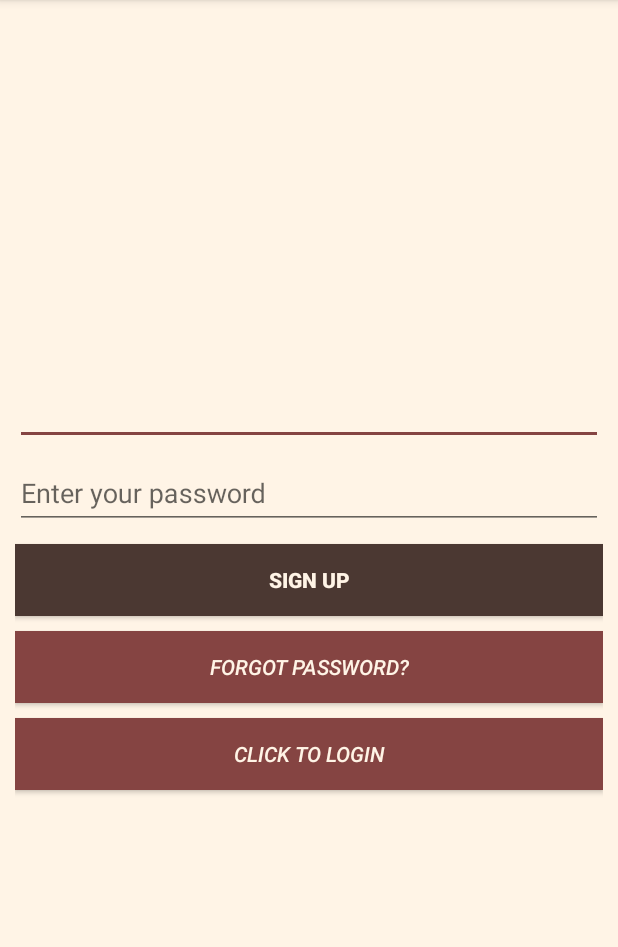
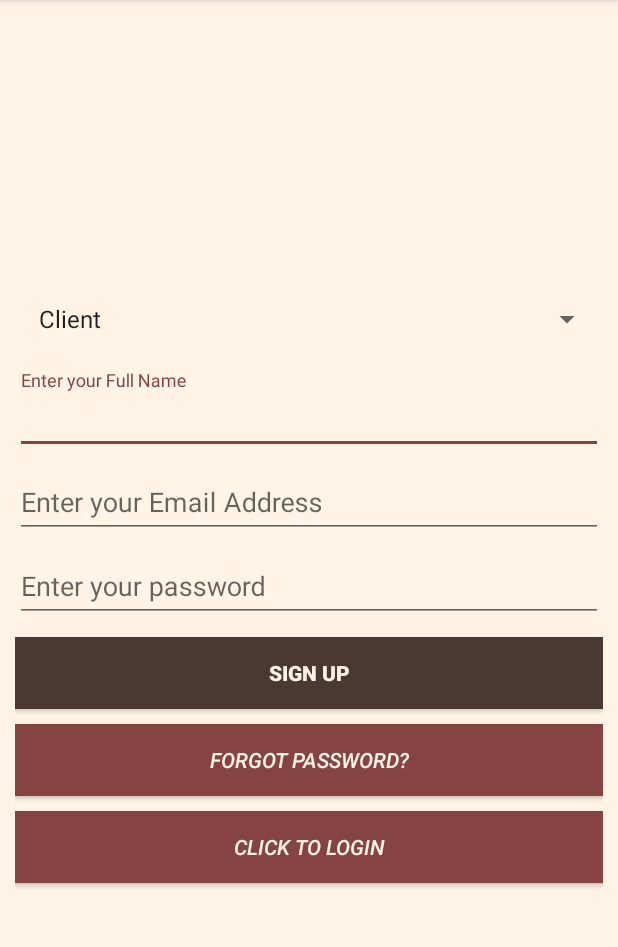
Before and after one commit to paolojulian/VulcaniceAndroid, an Android app: the SignUpActivity screen opened directly, with no data from a screen before it, after a tap on "SIGN UP", on a phone screen of 412 x 824 dp, the part 84-1031 px from its top. Run offline under Robolectric (Android 15) with nearby library versions, the phone set to English and light mode, and no system bars; our stand-ins replace Firebase (no records; nobody signed in at launch, a user with empty details on screens opened directly).

Commit message:
Merge https://github.com/scottypipz/VulcaniceAndroid
# Conflicts:
#	app/src/main/java/com/vulcanice/vulcanice/ListShops.java

```diff
--- a/app/src/main/java/com/vulcanice/vulcanice/SignUpActivity.java
+++ b/app/src/main/java/com/vulcanice/vulcanice/SignUpActivity.java
@@ -6,23 +6,34 @@ import android.support.annotation.NonNull;
 import android.support.v7.app.AppCompatActivity;
 import android.text.TextUtils;
 import android.view.View;
+import android.widget.ArrayAdapter;
 import android.widget.Button;
 import android.widget.EditText;
 import android.widget.ProgressBar;
+import android.widget.Spinner;
 import android.widget.Toast;
 
+import com.google.android.gms.auth.api.Auth;
 import com.google.android.gms.tasks.OnCompleteListener;
 import com.google.android.gms.tasks.Task;
+import com.google.firebase.auth.AuthCredential;
 import com.google.firebase.auth.AuthResult;
+import com.google.firebase.auth.EmailAuthProvider;
 import com.google.firebase.auth.FirebaseAuth;
+import com.google.firebase.auth.FirebaseUser;
+import com.google.firebase.database.FirebaseDatabase;
+import com.vulcanice.vulcanice.Model.VCN_User;
+
+import org.w3c.dom.Text;
 
 /**
  * Created by paolo on 5/2/18.
  */
 
 public class SignUpActivity extends AppCompatActivity {
-    private EditText email, password;
+    private EditText email, password, name;
     private Button btnLinkToSignIn, btnSignUp, btnResetPassword;
+    private Spinner userType;
     private ProgressBar progressBar;
     private FirebaseAuth auth;
 
@@ -35,9 +46,11 @@ public class SignUpActivity extends AppCompatActivity {
         btnLinkToSignIn = (Button) findViewById(R.id.btn_sign_in);
         btnSignUp = (Button) findViewById(R.id.btn_sign_up);
         btnResetPassword = (Button) findViewById(R.id.btn_reset_password);
+        name = (EditText) findViewById(R.id.signup_name);
         email = (EditText) findViewById(R.id.signup_email);
         password = (EditText) findViewById(R.id.signup_password);
         progressBar = (ProgressBar) findViewById(R.id.progress_bar);
+        populateUserType();
 
         btnResetPassword.setOnClickListener(new View.OnClickListener(){
             @Override
@@ -56,8 +69,10 @@ public class SignUpActivity extends AppCompatActivity {
         btnSignUp.setOnClickListener(new View.OnClickListener(){
             @Override
             public void onClick(View v) {
-                String inputEmail = email.getText().toString().trim();
-                String inputPassword = password.getText().toString().trim();
+                final String inputName = name.getText().toString().trim();
+                final String inputEmail = email.getText().toString().trim();
+                final String inputPassword = password.getText().toString().trim();
+                final String inputUserType = userType.getSelectedItem().toString();
 
                 if (TextUtils.isEmpty(inputEmail)) {
                     Toast.makeText(getApplicationContext(), "Enter email address!", Toast.LENGTH_SHORT).show();
@@ -71,17 +86,17 @@ public class SignUpActivity extends AppCompatActivity {
                     Toast.makeText(getApplicationContext(), "Password too short, enter a minimum of 6 characters!", Toast.LENGTH_SHORT).show();
                     return;
                 }
+                if (TextUtils.isEmpty(inputUserType)) {
+                    Toast.makeText(getApplicationContext(), "Please select a user type", Toast.LENGTH_SHORT).show();
+                    return;
+                }
+
 
                 progressBar.setVisibility(View.VISIBLE);
                 auth.createUserWithEmailAndPassword(inputEmail, inputPassword)
                         .addOnCompleteListener(SignUpActivity.this, new OnCompleteListener<AuthResult>() {
                             @Override
                             public void onComplete(@NonNull Task<AuthResult> task) {
-                                Toast.makeText(
-                                        SignUpActivity.this,
-                                        "createUserWithEmail:onComplete " + task.isSuccessful(),
-                                        Toast.LENGTH_SHORT
-                                ).show();
                                 progressBar.setVisibility(View.GONE);
 
                                 if ( ! task.isSuccessful()) {
@@ -90,14 +105,59 @@ public class SignUpActivity extends AppCompatActivity {
                                             "Authentication Failed!",
                                             Toast.LENGTH_SHORT
                                     ).show();
-                                } else {
-                                    startActivity(new Intent(SignUpActivity.this, MainActivity.class));
-                                    finish();
+                                    return;
                                 }
+                                AuthCredential credential = EmailAuthProvider.getCredential(inputEmail, inputPassword);
+                                setAdditionalFields(
+                                    new VCN_User(
+                                        inputName,
+                                        inputEmail,
+                                        inputUserType
+                                    ),
+                                    credential
+                                );
+                                finish();
                             }
                         });
             }
         });
+    }
+
+    protected void setAdditionalFields(VCN_User user, final AuthCredential credential) {
+        FirebaseDatabase.getInstance().getReference("Users")
+                .child(FirebaseAuth.getInstance().getCurrentUser().getUid())
+                .setValue(user).addOnCompleteListener(new OnCompleteListener<Void>() {
+            @Override
+            public void onComplete(@NonNull Task<Void> task) {
+                if ( ! task.isSuccessful())
+                {
+                    Toast.makeText(
+                            SignUpActivity.this,
+                            "Authentication Failed!",
+                            Toast.LENGTH_SHORT
+                    ).show();
+                    final FirebaseUser user = FirebaseAuth.getInstance().getCurrentUser();
+                    user.reauthenticate(credential)
+                            .addOnCompleteListener(new OnCompleteListener<Void>() {
+                                @Override
+                                public void onComplete(@NonNull Task<Void> task) {
+                                    user.delete();
+                                }
+                            });
+                }
+                Toast.makeText(SignUpActivity.this, "Registration Successful", Toast.LENGTH_SHORT).show();
+                startActivity(new Intent(SignUpActivity.this, MainActivity.class));
+                finish();
+            }
+        });
+    }
+
+    protected void populateUserType() {
+        userType = (Spinner) findViewById(R.id.user_type);
+        ArrayAdapter<CharSequence> adapter = ArrayAdapter.createFromResource(this,
+                R.array.vcn_user_types, android.R.layout.simple_list_item_activated_1);
+        userType.setAdapter(adapter);
+        userType.setSelection(0);
     }
     @Override
     protected void onResume() {
--- a/app/src/main/res/layout/activity_signup.xml
+++ b/app/src/main/res/layout/activity_signup.xml
@@ -11,11 +11,35 @@
         android:padding="10dp"
         android:layout_height="fill_parent">
 
+        <Spinner
+            android:id="@+id/user_type"
+            android:layout_marginTop="10dp"
+            android:layout_marginBottom="10dp"
+            android:layout_width="fill_parent"
+            android:layout_height="wrap_content"></Spinner>
+
+        <android.support.design.widget.TextInputLayout
+            android:layout_height="wrap_content"
+            android:layout_width="match_parent">
+            <EditText
+                android:id="@+id/signup_name"
+                android:focusableInTouchMode="true"
+                android:maxLines="1"
+                android:hint="@string/vcn_name_hint"
+                android:textColor="@color/colorPrimaryDark"
+                android:layout_width="match_parent"
+                android:layout_height="wrap_content"/>
+        </android.support.design.widget.TextInputLayout>
+
         <android.support.design.widget.TextInputLayout
             android:layout_height="wrap_content"
             android:layout_width="match_parent">
             <EditText
                 android:id="@+id/signup_email"
+                android:focusableInTouchMode="true"
+                android:maxLines="1"
+                android:hint="@string/vcn_email_hint"
+                android:textColor="@color/colorPrimaryDark"
                 android:layout_width="match_parent"
                 android:layout_height="wrap_content"/>
         </android.support.design.widget.TextInputLayout>
@@ -33,6 +57,7 @@
                 android:layout_width="match_parent"
                 android:layout_height="wrap_content"/>
         </android.support.design.widget.TextInputLayout>
+
 
         <Button
             android:text="@string/vcn_signup"
--- a/app/src/main/res/values/strings.xml
+++ b/app/src/main/res/values/strings.xml
@@ -26,7 +26,13 @@
     <!--
         SIGN_UP
     -->
+    <string-array name="vcn_user_types">
+        <item>Client</item>
+        <item>Shop Owner</item>
+    </string-array>
     <string name="vcn_pwd_hint">Enter your password</string>
+    <string name="vcn_email_hint">Enter your Email Address</string>
+    <string name="vcn_name_hint">Enter your Full Name</string>
     <string name="vcn_link_to_login">Click to Login</string>
     <string name="vcn_forgot_password">Forgot Password?</string>
     <string name="title_activity_dash_board">DashBoard</string>
```
Also changed, not shown: app/src/main/java/com/vulcanice/vulcanice/CustomerMapActivity.java (+63 -15 lines), app/src/main/java/com/vulcanice/vulcanice/Model/VCN_User.java (added, +26 -0 lines).
